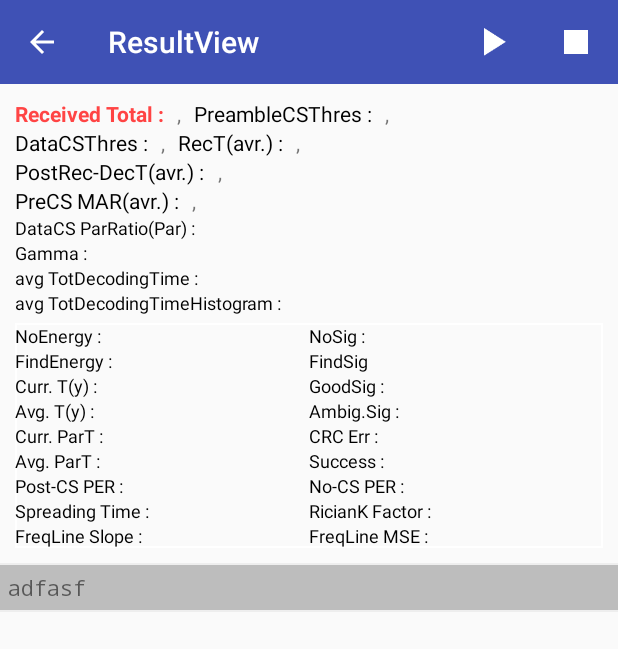
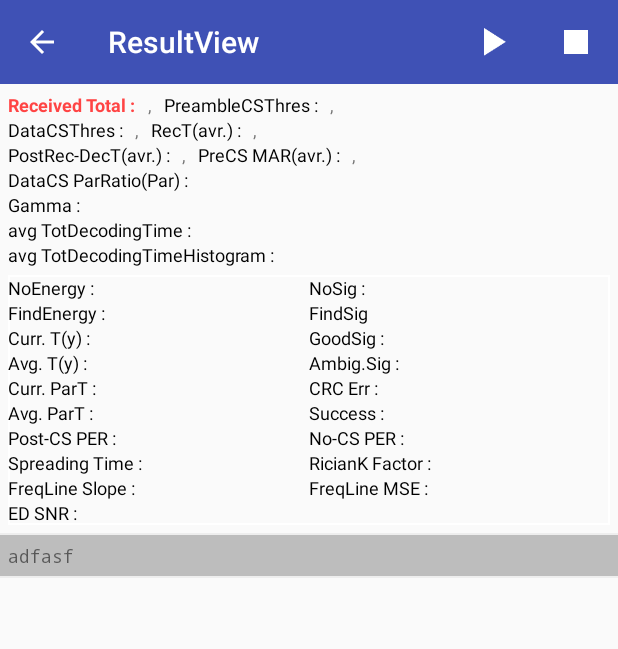
Before and after one commit to Blankymunn3/CoreTestApp, an Android app: the ResultActivity screen opened directly, with no data from a screen before it, on a phone screen of 412 x 824 dp. Shown: the top 649 px of the screen. Run offline under Robolectric (Android 15) with nearby library versions, the phone set to English and light mode, and no system bars; our stand-ins replace ButterKnife; libraries missing offline, so code that uses them is left out: com.soundlly.standalone; 2 statements that could not run were skipped.

Commit message:
Add edSNRdB

```diff
--- a/app/src/main/AndroidManifest.xml
+++ b/app/src/main/AndroidManifest.xml
@@ -3,6 +3,7 @@
     package="io.bitsound.coretestapp">
     <uses-permission android:name="android.permission.INTERNET" />
     <uses-permission android:name="android.permission.WRITE_EXTERNAL_STORAGE" />
+
 
     <application
         android:allowBackup="true"
--- a/app/src/main/java/io/bitsound/coretestapp/activity/ResultActivity.java
+++ b/app/src/main/java/io/bitsound/coretestapp/activity/ResultActivity.java
@@ -1,13 +1,16 @@
 package io.bitsound.coretestapp.activity;
 
+import android.app.Activity;
 import android.content.BroadcastReceiver;
 import android.content.Context;
 import android.content.Intent;
 import android.content.IntentFilter;
 import android.content.pm.ApplicationInfo;
+import android.graphics.Bitmap;
 import android.net.Uri;
 import android.os.Build;
 import android.os.Bundle;
+import android.os.Environment;
 import android.support.annotation.Nullable;
 import android.support.v4.content.LocalBroadcastManager;
 import android.support.v7.app.AppCompatActivity;
@@ -15,17 +18,22 @@ import android.support.v7.widget.LinearLayoutManager;
 import android.support.v7.widget.RecyclerView;
 import android.support.v7.widget.Toolbar;
 import android.util.Log;
+import android.view.LayoutInflater;
 import android.view.Menu;
-import android.view.MenuInflater;
 import android.view.MenuItem;
+import android.view.View;
 import android.view.WindowManager;
 import android.widget.TextView;
 import android.widget.Toast;
 
 import java.io.File;
+import java.io.FileOutputStream;
+import java.io.IOException;
+import java.io.OutputStream;
 import java.text.DecimalFormat;
 import java.text.SimpleDateFormat;
 import java.util.ArrayList;
+import java.util.Date;
 import java.util.List;
 
 import butterknife.BindView;
@@ -124,6 +132,8 @@ public class ResultActivity extends AppCompatActivity implements ResultView {
     public TextView freqLineSlopeText;
     @BindView(R.id.freqline_mse_db)
     public TextView freqLineMsedBText;
+    @BindView(R.id.ed_snr_db)
+    public TextView edSnrdBText;
 
 
     @Override
@@ -218,6 +228,8 @@ public class ResultActivity extends AppCompatActivity implements ResultView {
                 return super.onOptionsItemSelected(item);
         }
     }
+
+
 
     @Override
     protected void onResume() {
@@ -330,6 +342,9 @@ public class ResultActivity extends AppCompatActivity implements ResultView {
         freqLineSlopeText.setText(dataFormat.format(resultPresenter.getFreqLineSlope()));
         // Freq Line MSE
         freqLineMsedBText.setText(dataFormat.format(resultPresenter.getFreqLineMSEdB()) + " dB");
+        // ED SNR dB
+        edSnrdBText.setText(dataFormat.format(resultPresenter.getEdSNRdB()) + " dB");
+
 
 
         long[] totReceivedTimeHistogram = resultPresenter.getTotReceivedTimeHistogram();
@@ -393,7 +408,7 @@ public class ResultActivity extends AppCompatActivity implements ResultView {
                     e.printStackTrace();
                 }
 
-                infoText.setText("CORE VER : " + coreVer + ", MODEL : " + Build.MODEL + ", BUILD DATE : " + buildDateStr);
+                infoText.setText("CORE VER : " + coreVer + ", MODEL : " + Build.MODEL + ",\n" + "BUILD DATE : " + buildDateStr);
 
                 boolean coreInit = intent.getBooleanExtra("extra_core_init", false);
                 double gamma = intent.getDoubleExtra("extra_gamma", 0.0f);
@@ -441,6 +456,7 @@ public class ResultActivity extends AppCompatActivity implements ResultView {
                 double ricianKFactor = intent.getDoubleExtra("extra_riciankfactordB", 0.0);
                 double freqLineSlope = intent.getDoubleExtra("extra_freqlineslope", 0.0);
                 double freqLineMSEdB = intent.getDoubleExtra("extra_freqlinemsedB", 0.0);
+                double edSNRdB = intent.getDoubleExtra("extra_edSNRdB", 0.0);
 
                 Log.i("ACTION_DONE_DECODE D", String.valueOf(procTime));
                 Log.i("ACTION_DONE_DECODE E", String.valueOf(energyDetectTime));
@@ -448,7 +464,7 @@ public class ResultActivity extends AppCompatActivity implements ResultView {
                 resultPresenter.addResultItem(tryCnt, code, procTime,
                         isEnergyDetect, energyDetectTime, detection, decoding, snr, preambleJcsMar,
                         dataJcsParRatioGeqCounter, dataJcsParGeqCounter, preambleCsResult, dataCsResult,
-                        currT, totReceivedTime, spreadingTime, ricianKFactor, freqLineSlope, freqLineMSEdB);
+                        currT, totReceivedTime, spreadingTime, ricianKFactor, freqLineSlope, freqLineMSEdB, edSNRdB);
             }
         }
     };
--- a/app/src/main/java/io/bitsound/coretestapp/presenters/ResultPresenter.java
+++ b/app/src/main/java/io/bitsound/coretestapp/presenters/ResultPresenter.java
@@ -78,6 +78,7 @@ public class ResultPresenter implements Presenter {
     private double mRicianKFactor;
     private double mFreqLineSlope;
     private double mFreqLineMSEdB;
+    private double mEdSNRdB;
 
     // 응답시간 통계
     private long[] totReceivedTimeHistogram = new long[SDK_RETRY_COUNT];
@@ -405,6 +406,10 @@ public class ResultPresenter implements Presenter {
         return mFreqLineMSEdB;
     }
 
+    public double getEdSNRdB() {
+        return mEdSNRdB;
+    }
+
     public void startSoundllySDK() {
         this.isRunning = true;
         Soundlly.startDetect(false);
@@ -422,7 +427,8 @@ public class ResultPresenter implements Presenter {
     public void addResultItem(int tryCnt, long code, double procTime, boolean isEnergyDetect, long energyDetectTime,
                               boolean detection, boolean decoding, double snr, double preambleJcsMar,
                               int dataJcsParRatioGeqCounter, int dataJcsParGeqCounter, boolean preambleCsResult,
-                              boolean dataCsResult, double currT, long totRecTime, double spreadingTime, double ricianKFactor, double freqLineSlope, double freqLineMSEdB) {
+                              boolean dataCsResult, double currT, long totRecTime, double spreadingTime,
+                              double ricianKFactor, double freqLineSlope, double freqLineMSEdB, double edSNRdB) {
         if (totRecTryCount <= 0 || testCount < totRecTryCount) {
             testCount++;
 
@@ -504,6 +510,7 @@ public class ResultPresenter implements Presenter {
             mRicianKFactor = ricianKFactor;
             mFreqLineSlope = freqLineSlope;
             mFreqLineMSEdB = freqLineMSEdB;
+            mEdSNRdB = edSNRdB;
         }
     }
 
--- a/app/src/main/res/layout/activity_result.xml
+++ b/app/src/main/res/layout/activity_result.xml
@@ -16,7 +16,7 @@
         android:id="@+id/decode_result_layout"
         android:layout_width="match_parent"
         android:layout_height="wrap_content"
-        android:padding="10dp"
+        android:padding="5dp"
         android:orientation="vertical"
         android:layout_below="@+id/toolbar"
         android:layout_alignParentLeft="true"
@@ -32,34 +32,40 @@
                 android:text="@string/received_total_text"
                 android:textColor="@android:color/holo_red_light"
                 android:textStyle="bold"
+                android:textSize="12sp"
                 android:layout_marginRight="5dp"/>
             <TextView
                 android:id="@+id/received_total_textview"
                 android:layout_width="wrap_content"
                 android:layout_height="wrap_content"
+                android:textSize="12sp"
                 android:textColor="@android:color/holo_red_light"
                 android:textStyle="bold"/>
             <TextView
                 android:layout_width="wrap_content"
                 android:layout_height="wrap_content"
                 android:layout_marginRight="5dp"
-                android:text=" , "/>
+                android:text=" , "
+                android:textSize="12sp"/>
             <TextView
                 android:layout_width="wrap_content"
                 android:layout_height="wrap_content"
                 android:text="@string/preamble_cs_thres_text"
+                android:textSize="12sp"
                 android:textColor="@android:color/black"
                 android:layout_marginRight="5dp"/>
             <TextView
                 android:id="@+id/preamble_cs_thres_textview"
                 android:layout_width="wrap_content"
                 android:layout_height="wrap_content"
+                android:textSize="12sp"
                 android:textColor="@android:color/black"/>
             <TextView
                 android:layout_width="wrap_content"
                 android:layout_height="wrap_content"
                 android:layout_marginRight="5dp"
-                android:text=" , "/>
+                android:text=" , "
+                android:textSize="12sp"/>
         </LinearLayout>
         <LinearLayout
             android:layout_width="match_parent"
@@ -69,34 +75,40 @@
                 android:layout_width="wrap_content"
                 android:layout_height="wrap_content"
                 android:text="@string/data_cs_thres_text"
+                android:textSize="12sp"
                 android:textColor="@android:color/black"
                 android:layout_marginRight="5dp"/>
             <TextView
                 android:id="@+id/data_cs_thres_textview"
                 android:layout_width="wrap_content"
                 android:layout_height="wrap_content"
+                android:textSize="12sp"
                 android:textColor="@android:color/black"/>
             <TextView
                 android:layout_width="wrap_content"
                 android:layout_height="wrap_content"
                 android:layout_marginRight="5dp"
-                android:text=" , "/>
+                android:text=" , "
+                android:textSize="12sp"/>
             <TextView
                 android:layout_width="wrap_content"
                 android:layout_height="wrap_content"
                 android:text="@string/rec_t_text"
+                android:textSize="12sp"
                 android:textColor="@android:color/black"
                 android:layout_marginRight="5dp"/>
             <TextView
                 android:id="@+id/rec_t_textview"
                 android:layout_width="wrap_content"
                 android:layout_height="wrap_content"
+                android:textSize="12sp"
                 android:textColor="@android:color/black"/>
             <TextView
                 android:layout_width="wrap_content"
                 android:layout_height="wrap_content"
                 android:layout_marginRight="5dp"
-                android:text=" , "/>
+                android:text=" , "
+                android:textSize="12sp"/>
         </LinearLayout>
         <LinearLayout
             android:layout_width="match_parent"
@@ -106,39 +118,40 @@
                 android:layout_width="wrap_content"
                 android:layout_height="wrap_content"
                 android:text="@string/post_rec_dec_t_text"
+                android:textSize="12sp"
                 android:textColor="@android:color/black"
                 android:layout_marginRight="5dp"/>
             <TextView
                 android:id="@+id/post_rec_dec_t_textview"
                 android:layout_width="wrap_content"
                 android:layout_height="wrap_content"
+                android:textSize="12sp"
                 android:textColor="@android:color/black"/>
             <TextView
                 android:layout_width="wrap_content"
                 android:layout_height="wrap_content"
                 android:layout_marginRight="5dp"
-                android:text=" , "/>
-        </LinearLayout>
-        <LinearLayout
-            android:layout_width="match_parent"
-            android:layout_height="wrap_content"
-            android:orientation="horizontal">
+                android:text=" , "
+                android:textSize="12sp"/>
             <TextView
                 android:layout_width="wrap_content"
                 android:layout_height="wrap_content"
                 android:text="@string/pre_cs_mar_text"
+                android:textSize="12sp"
                 android:textColor="@android:color/black"
                 android:layout_marginRight="5dp"/>
             <TextView
                 android:id="@+id/pre_cs_mar_textview"
                 android:layout_width="wrap_content"
                 android:layout_height="wrap_content"
+                android:textSize="12sp"
                 android:textColor="@android:color/black"/>
             <TextView
                 android:layout_width="wrap_content"
                 android:layout_height="wrap_content"
                 android:layout_marginRight="5dp"
-                android:text=" , "/>
+                android:text=" , "
+                android:textSize="12sp"/>
         </LinearLayout>
         <TextView
             android:id="@+id/data_cs_par_ratio_textview"
@@ -574,6 +587,30 @@
                         android:textColor="@android:color/black"/>
                 </LinearLayout>
             </LinearLayout>
+            <LinearLayout
+                android:layout_width="match_parent"
+                android:layout_height="wrap_content"
+                android:orientation="horizontal">
+                <LinearLayout
+                    android:layout_width="0dp"
+                    android:layout_height="wrap_content"
+                    android:layout_weight="1"
+                    android:orientation="horizontal">
+                    <TextView
+                        android:layout_width="wrap_content"
+                        android:layout_height="wrap_content"
+                        android:textSize="12sp"
+                        android:text="@string/ed_snr_db"
+                        android:textColor="@android:color/black"
+                        android:layout_marginRight="5dp"/>
+                    <TextView
+                        android:id="@+id/ed_snr_db"
+                        android:layout_width="wrap_content"
+                        android:layout_height="wrap_content"
+                        android:textSize="12sp"
+                        android:textColor="@android:color/black"/>
+                </LinearLayout>
+            </LinearLayout>
         </LinearLayout>
     </LinearLayout>
 
@@ -581,8 +618,10 @@
         android:id="@+id/top_separator_view"
         android:layout_width="match_parent"
         android:layout_height="1dp"
+        android:layout_marginTop="0dp"
         android:background="@color/result_separator_color"
-        android:layout_below="@+id/decode_result_layout"/>
+        android:layout_below="@+id/decode_result_layout"
+        android:paddingTop="1dp"/>
 
     <TextView
         android:id="@+id/info_textview"
@@ -592,7 +631,8 @@
         android:background="@color/info_text_background"
         android:typeface="monospace"
         android:padding="5dp"
-        android:text="adfasf"/>
+        android:text="adfasf"
+        android:textSize="12sp"/>
 
     <View
         android:id="@+id/botttom_separator_view"
--- a/app/src/main/res/layout/list_item_result.xml
+++ b/app/src/main/res/layout/list_item_result.xml
@@ -19,7 +19,7 @@
                 android:layout_width="match_parent"
                 android:layout_height="wrap_content"
                 android:orientation="horizontal"
-                android:layout_marginBottom="10dp">
+                android:layout_marginBottom="5dp">
                 <TextView
                     android:layout_width="wrap_content"
                     android:layout_height="wrap_content"
--- a/app/src/main/res/values/strings.xml
+++ b/app/src/main/res/values/strings.xml
@@ -53,6 +53,7 @@
     <string name="riciank_factor">RicianK Factor :</string>
     <string name="freqline_slope">FreqLine Slope :</string>
     <string name="freqline_mse_db">FreqLine MSE :</string>
+    <string name="ed_snr_db">ED SNR :</string>
     <string name="try_count_text">tryCnt:</string>
     <string name="is_energy_detect_text">isEnergyDetect :</string>
     <string name="preamble_cs_result_text">PreambleCSresult :</string>
@@ -70,4 +71,5 @@
     <string name="decoding_result_text">DecodingResult :</string>
     <string name="write_external_storage_permission_denied">파일 쓰기 권한 불허가</string>
     <string name="write_external_storage_permission_allowed">파일 쓰기 권한 허가</string>
+    <string name="dialog_capture_text">현재 내을 저장하겠습니까 ?</string>
 </resources>
```
